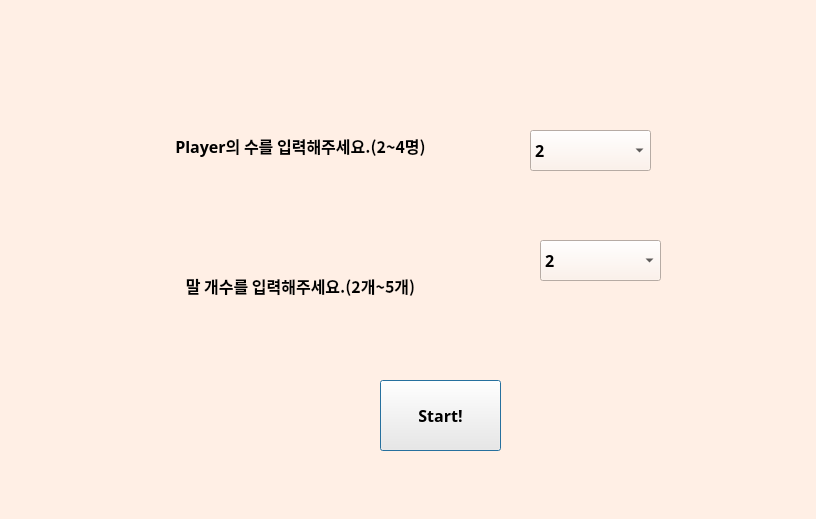
Qt form YutGame/firstscreen.ui (yoonahri/YutGameProject) before a commit.
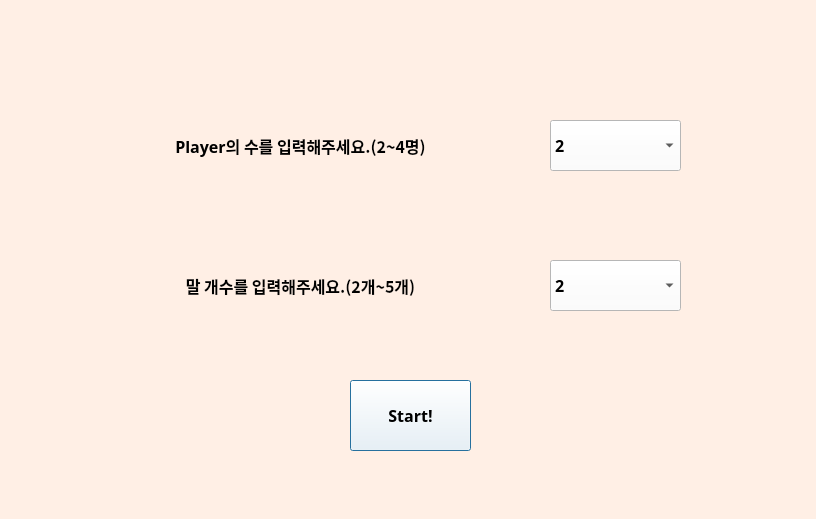
The same form after that commit.

What changed in the file:
```diff
--- a/YutGame/firstscreen.ui
+++ b/YutGame/firstscreen.ui
@@ -73,7 +73,7 @@
   <widget class="QPushButton" name="pushButton_start">
    <property name="geometry">
     <rect>
-     <x>380</x>
+     <x>350</x>
      <y>380</y>
      <width>121</width>
      <height>71</height>
@@ -87,6 +87,9 @@
      <bold>true</bold>
     </font>
    </property>
+   <property name="styleSheet">
+    <string notr="true">background-color: rgb(255, 255, 255);</string>
+   </property>
    <property name="text">
     <string>Start!</string>
    </property>
@@ -94,10 +97,10 @@
   <widget class="QComboBox" name="comboBox_player_num">
    <property name="geometry">
     <rect>
-     <x>530</x>
-     <y>130</y>
-     <width>121</width>
-     <height>41</height>
+     <x>550</x>
+     <y>120</y>
+     <width>131</width>
+     <height>51</height>
     </rect>
    </property>
    <property name="font">
@@ -108,6 +111,9 @@
      <bold>true</bold>
     </font>
    </property>
+   <property name="styleSheet">
+    <string notr="true">background-color: rgb(255, 255, 255);</string>
+   </property>
    <item>
     <property name="text">
      <string>2</string>
@@ -127,10 +133,10 @@
   <widget class="QComboBox" name="comboBox_piece_num">
    <property name="geometry">
     <rect>
-     <x>540</x>
-     <y>240</y>
-     <width>121</width>
-     <height>41</height>
+     <x>550</x>
+     <y>260</y>
+     <width>131</width>
+     <height>51</height>
     </rect>
    </property>
    <property name="font">
@@ -141,6 +147,9 @@
      <bold>true</bold>
     </font>
    </property>
+   <property name="styleSheet">
+    <string notr="true">background-color: rgb(255, 255, 255);</string>
+   </property>
    <item>
     <property name="text">
      <string>2</string>
```
